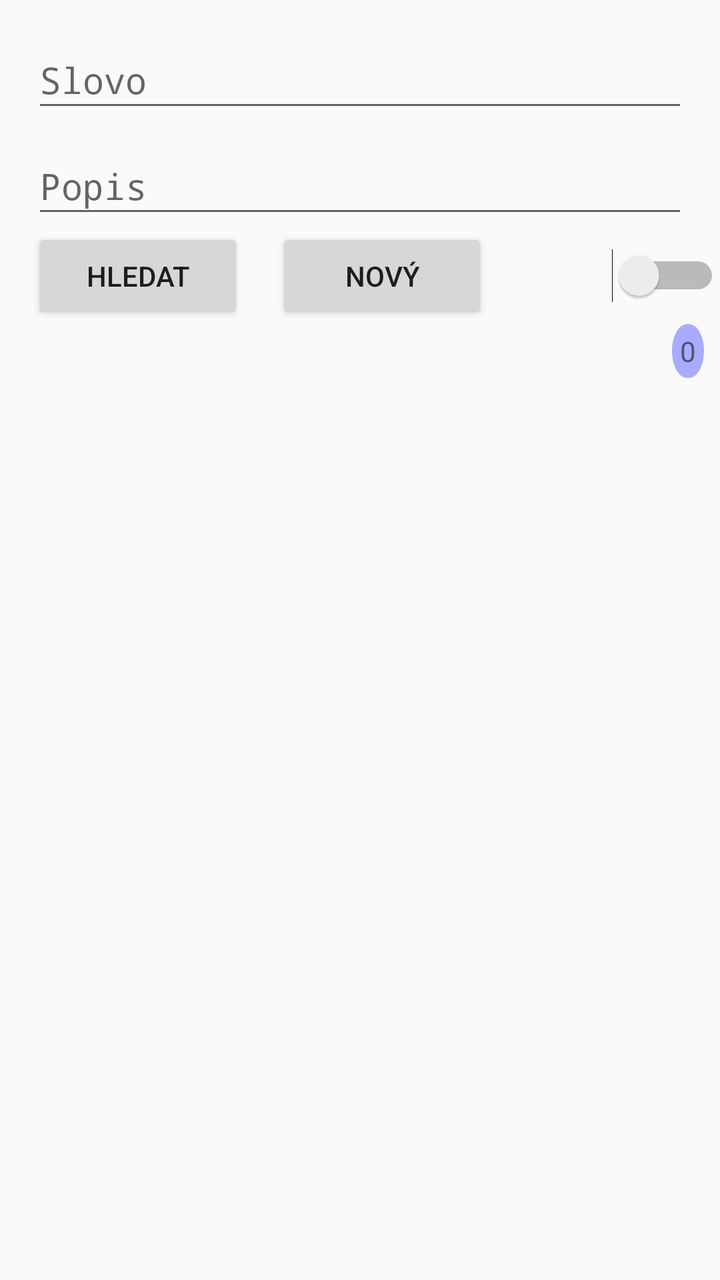
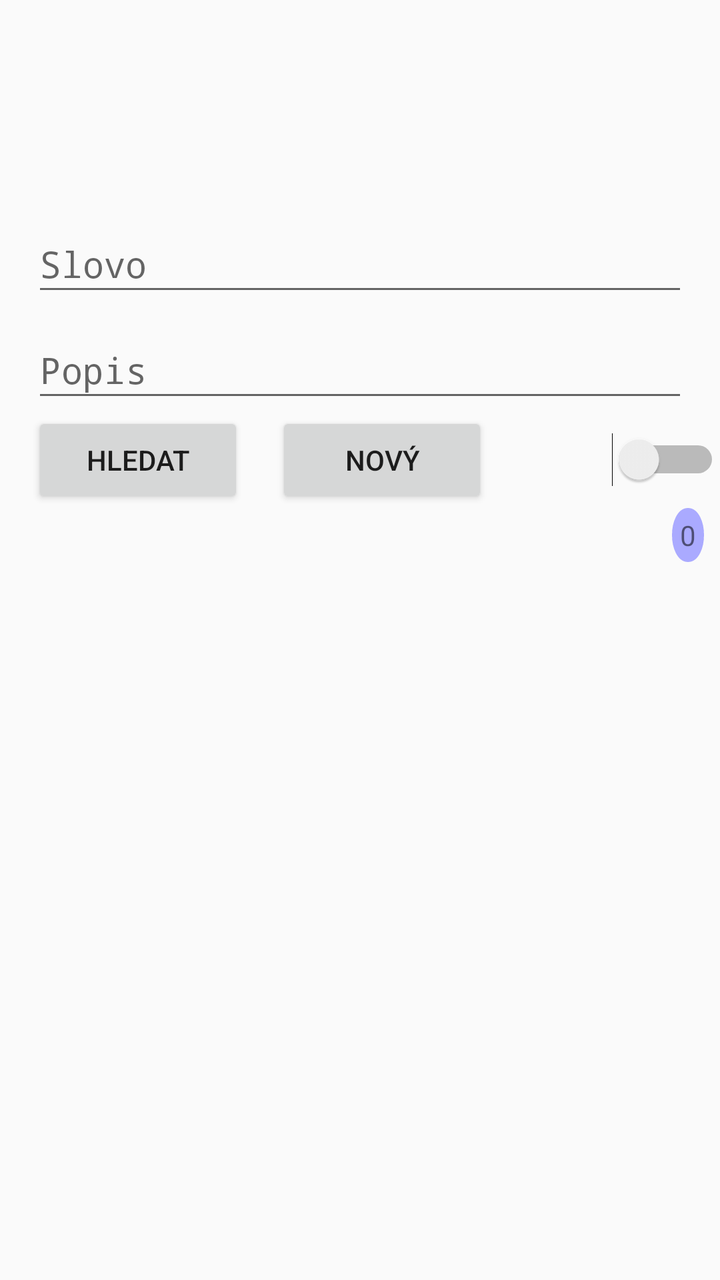

Screens rendered from an Android XML layout before and after an edit, with the pre-edit source and the edit as a unified diff.
<!-- AndroidManifest.xml: application theme AppTheme -->
<!-- res/layout/activity_word_search.xml -->
<?xml version="1.0" encoding="utf-8"?>
<android.support.constraint.ConstraintLayout xmlns:android="http://schemas.android.com/apk/res/android"
    xmlns:app="http://schemas.android.com/apk/res-auto"
    xmlns:tools="http://schemas.android.com/tools"
    android:id="@+id/activity_word_search"
    android:layout_width="match_parent"
    android:layout_height="match_parent"
    tools:context="saurus.sinusgear.com.wordsaurus.WordSearchActivity">

    <EditText
        android:layout_width="0dp"
        android:layout_height="45dp"
        android:inputType="text"
        android:ems="10"
        android:id="@+id/wordText"
        android:hint="Slovo"
        android:typeface="monospace"
        style="@style/Widget.AppCompat.AutoCompleteTextView"
        app:layout_constraintLeft_toLeftOf="@+id/activity_word_search"
        android:layout_marginStart="16dp"
        app:layout_constraintTop_toTopOf="@+id/activity_word_search"
        android:layout_marginTop="16dp"
        app:layout_constraintRight_toRightOf="@+id/activity_word_search"
        android:layout_marginEnd="16dp" />

    <EditText
        android:layout_width="0dp"
        android:layout_height="45dp"
        android:inputType="text"
        android:ems="10"
        android:id="@+id/descriptionText"
        android:hint="Popis"
        android:typeface="monospace"
        style="@style/Widget.AppCompat.AutoCompleteTextView"
        app:layout_constraintLeft_toLeftOf="@+id/activity_word_search"
        android:layout_marginStart="16dp"
        app:layout_constraintTop_toBottomOf="@+id/wordText"
        android:layout_marginTop="8dp"
        app:layout_constraintRight_toRightOf="@+id/activity_word_search"
        android:layout_marginEnd="16dp" />

    <LinearLayout
        android:layout_width="match_parent"
        android:layout_height="wrap_content"
        android:id="@+id/container"
        app:layout_constraintRight_toRightOf="@+id/activity_word_search"
        android:layout_marginStart="0dp"
        app:layout_constraintLeft_toLeftOf="@+id/activity_word_search"
        android:orientation="horizontal"
        app:layout_constraintHorizontal_bias="0.0"
        app:layout_constraintTop_toBottomOf="@+id/descriptionText" >

        <Button
            android:text="Hledat"
            android:layout_width="0dp"
            android:layout_height="wrap_content"
            android:layout_weight="1"
            android:id="@+id/searchButton"
            android:onClick="searchAction"
            app:layout_constraintLeft_toLeftOf="@+id/activity_word_search"
            android:layout_marginStart="16dp"
            android:layout_marginEnd="8dp"
            app:layout_constraintTop_toBottomOf="@+id/descriptionText" />

        <Button
            android:text="Nový"
            android:layout_width="0dp"
            android:layout_height="wrap_content"
            android:layout_weight="1"
            android:id="@+id/newSearchButton"
            app:layout_constraintLeft_toRightOf="@+id/searchButton"
            android:layout_marginStart="8dp"
            android:layout_marginEnd="16dp"
            />
        <Switch
            android:id="@+id/slowSearchSwitch"
            android:layout_width="100dp"
            android:layout_height="wrap_content"
            android:checked="false"
            />
    </LinearLayout>

    <ListView
        android:id="@+id/resultListView"
        android:layout_width="0dp"
        android:layout_height="0dp"
        app:layout_constraintLeft_toLeftOf="@+id/activity_word_search"
        android:layout_marginStart="16dp"
        app:layout_constraintTop_toBottomOf="@+id/container"
        android:layout_marginTop="8dp"
        app:layout_constraintRight_toRightOf="@+id/activity_word_search"
        android:layout_marginEnd="16dp"
        app:layout_constraintBottom_toBottomOf="@+id/activity_word_search"
        android:layout_marginBottom="16dp">
    </ListView>

    <TextView
        android:text="0"
        android:layout_width="wrap_content"
        android:layout_height="wrap_content"
        tools:layout_editor_absoluteY="165dp"
        tools:layout_editor_absoluteX="339dp"
        android:layout_marginEnd="8dp"
        android:padding="4dp"
        app:layout_constraintTop_toBottomOf="@+id/container"
        app:layout_constraintEnd_toEndOf="@+id/activity_word_search"
        android:id="@+id/resultCountTextView"
        android:background="@drawable/bg_circle"/>


</android.support.constraint.ConstraintLayout>
<!-- resources referenced by this layout -->
<resources>
  <!-- drawable bg_circle (drawable) -->
  <?xml version="1.0" encoding="utf-8"?>
  <shape xmlns:android="http://schemas.android.com/apk/res/android"
      android:shape="oval">
      <corners android:radius="10dip"/>
      <stroke android:color="#AAAAFF" android:width="5dip"/>
      <solid android:color="#AAAAFF"/>
  </shape>
  <style name="AppTheme" parent="Theme.AppCompat.Light.DarkActionBar">
          
          <item name="colorPrimary">@color/colorPrimary</item>
          <item name="colorPrimaryDark">@color/colorPrimaryDark</item>
          <item name="colorAccent">@color/colorAccent</item>
      </style>
  <color name="colorPrimary">#008577</color>
  <color name="colorPrimaryDark">#00574B</color>
  <color name="colorAccent">#D81B60</color>
</resources>

<!-- the commit's change to res/layout/activity_word_search.xml (unified diff, before → after) -->
@@ -1,111 +1,101 @@
 <?xml version="1.0" encoding="utf-8"?>
-<android.support.constraint.ConstraintLayout xmlns:android="http://schemas.android.com/apk/res/android"
+<androidx.constraintlayout.widget.ConstraintLayout xmlns:android="http://schemas.android.com/apk/res/android"
     xmlns:app="http://schemas.android.com/apk/res-auto"
     xmlns:tools="http://schemas.android.com/tools"
     android:id="@+id/activity_word_search"
     android:layout_width="match_parent"
     android:layout_height="match_parent"
-    tools:context="saurus.sinusgear.com.wordsaurus.WordSearchActivity">
+    android:paddingTop="92dp"
+    tools:context=".WordSearchActivity">
 
     <EditText
+        android:id="@+id/wordText"
         android:layout_width="0dp"
         android:layout_height="45dp"
+        android:ems="10"
+        android:hint="Slovo"
         android:inputType="text"
-        android:ems="10"
-        android:id="@+id/wordText"
-        android:hint="Slovo"
         android:typeface="monospace"
         style="@style/Widget.AppCompat.AutoCompleteTextView"
-        app:layout_constraintLeft_toLeftOf="@+id/activity_word_search"
         android:layout_marginStart="16dp"
+        android:layout_marginTop="16dp"
+        android:layout_marginEnd="16dp"
         app:layout_constraintTop_toTopOf="@+id/activity_word_search"
-        android:layout_marginTop="16dp"
-        app:layout_constraintRight_toRightOf="@+id/activity_word_search"
-        android:layout_marginEnd="16dp" />
+        app:layout_constraintStart_toStartOf="@+id/activity_word_search"
+        app:layout_constraintEnd_toEndOf="@+id/activity_word_search" />
 
     <EditText
+        android:id="@+id/descriptionText"
         android:layout_width="0dp"
         android:layout_height="45dp"
+        android:ems="10"
+        android:hint="Popis"
         android:inputType="text"
-        android:ems="10"
-        android:id="@+id/descriptionText"
-        android:hint="Popis"
         android:typeface="monospace"
         style="@style/Widget.AppCompat.AutoCompleteTextView"
-        app:layout_constraintLeft_toLeftOf="@+id/activity_word_search"
         android:layout_marginStart="16dp"
+        android:layout_marginTop="8dp"
+        android:layout_marginEnd="16dp"
         app:layout_constraintTop_toBottomOf="@+id/wordText"
-        android:layout_marginTop="8dp"
-        app:layout_constraintRight_toRightOf="@+id/activity_word_search"
-        android:layout_marginEnd="16dp" />
+        app:layout_constraintStart_toStartOf="@+id/activity_word_search"
+        app:layout_constraintEnd_toEndOf="@+id/activity_word_search" />
 
     <LinearLayout
+        android:id="@+id/container"
         android:layout_width="match_parent"
         android:layout_height="wrap_content"
-        android:id="@+id/container"
-        app:layout_constraintRight_toRightOf="@+id/activity_word_search"
-        android:layout_marginStart="0dp"
-        app:layout_constraintLeft_toLeftOf="@+id/activity_word_search"
         android:orientation="horizontal"
-        app:layout_constraintHorizontal_bias="0.0"
-        app:layout_constraintTop_toBottomOf="@+id/descriptionText" >
+        app:layout_constraintTop_toBottomOf="@+id/descriptionText"
+        app:layout_constraintStart_toStartOf="@+id/activity_word_search"
+        app:layout_constraintEnd_toEndOf="@+id/activity_word_search">
 
         <Button
-            android:text="Hledat"
+            android:id="@+id/searchButton"
             android:layout_width="0dp"
             android:layout_height="wrap_content"
             android:layout_weight="1"
-            android:id="@+id/searchButton"
-            android:onClick="searchAction"
-            app:layout_constraintLeft_toLeftOf="@+id/activity_word_search"
+            android:text="Hledat"
             android:layout_marginStart="16dp"
-            android:layout_marginEnd="8dp"
-            app:layout_constraintTop_toBottomOf="@+id/descriptionText" />
+            android:layout_marginEnd="8dp" />
 
         <Button
-            android:text="Nový"
+            android:id="@+id/newSearchButton"
             android:layout_width="0dp"
             android:layout_height="wrap_content"
             android:layout_weight="1"
-            android:id="@+id/newSearchButton"
-            app:layout_constraintLeft_toRightOf="@+id/searchButton"
+            android:text="Nový"
             android:layout_marginStart="8dp"
-            android:layout_marginEnd="16dp"
-            />
+            android:layout_marginEnd="16dp" />
+
         <Switch
             android:id="@+id/slowSearchSwitch"
             android:layout_width="100dp"
             android:layout_height="wrap_content"
-            android:checked="false"
-            />
+            android:checked="false" />
     </LinearLayout>
 
     <ListView
         android:id="@+id/resultListView"
         android:layout_width="0dp"
         android:layout_height="0dp"
-        app:layout_constraintLeft_toLeftOf="@+id/activity_word_search"
         android:layout_marginStart="16dp"
+        android:layout_marginTop="8dp"
+        android:layout_marginEnd="16dp"
+        android:layout_marginBottom="16dp"
         app:layout_constraintTop_toBottomOf="@+id/container"
-        android:layout_marginTop="8dp"
-        app:layout_constraintRight_toRightOf="@+id/activity_word_search"
-        android:layout_marginEnd="16dp"
         app:layout_constraintBottom_toBottomOf="@+id/activity_word_search"
-        android:layout_marginBottom="16dp">
-    </ListView>
+        app:layout_constraintStart_toStartOf="@+id/activity_word_search"
+        app:layout_constraintEnd_toEndOf="@+id/activity_word_search" />
 
     <TextView
-        android:text="0"
+        android:id="@+id/resultCountTextView"
         android:layout_width="wrap_content"
         android:layout_height="wrap_content"
-        tools:layout_editor_absoluteY="165dp"
-        tools:layout_editor_absoluteX="339dp"
+        android:text="0"
+        android:padding="4dp"
         android:layout_marginEnd="8dp"
-        android:padding="4dp"
+        android:background="@drawable/bg_circle"
         app:layout_constraintTop_toBottomOf="@+id/container"
-        app:layout_constraintEnd_toEndOf="@+id/activity_word_search"
-        android:id="@+id/resultCountTextView"
-        android:background="@drawable/bg_circle"/>
+        app:layout_constraintEnd_toEndOf="@+id/activity_word_search" />
 
-
-</android.support.constraint.ConstraintLayout>
+</androidx.constraintlayout.widget.ConstraintLayout>
